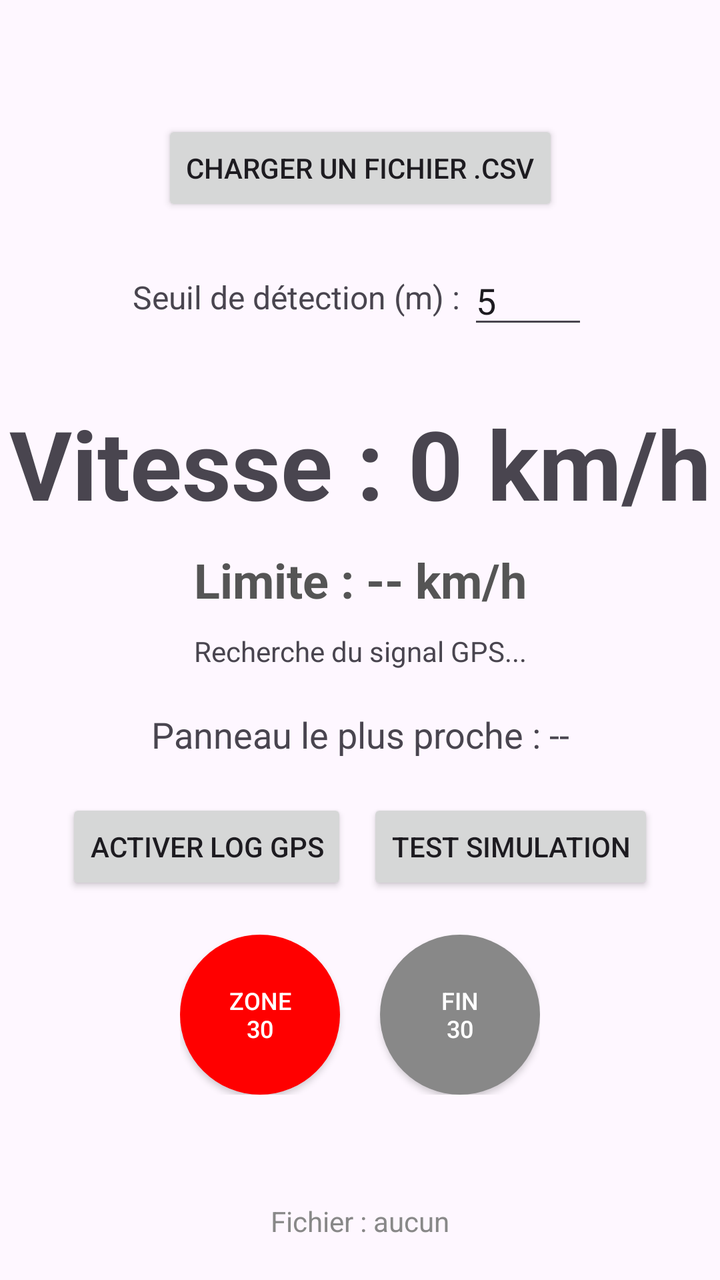
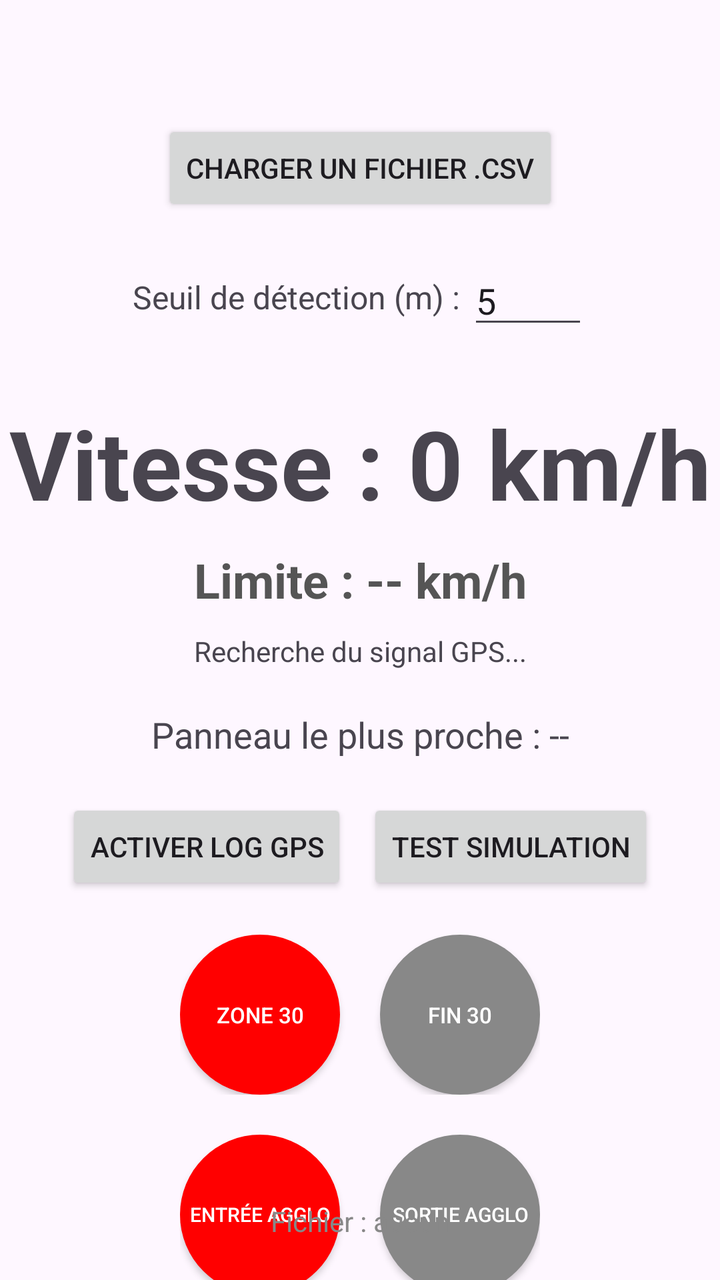

Before-and-after screenshots of an Android layout around one commit, followed by the original layout XML and the change that was made.
<!-- AndroidManifest.xml: application theme Theme.VMAdetect -->
<!-- res/layout/activity_main.xml -->
<?xml version="1.0" encoding="utf-8"?>
<androidx.constraintlayout.widget.ConstraintLayout xmlns:android="http://schemas.android.com/apk/res/android"
    xmlns:app="http://schemas.android.com/apk/res-auto"
    xmlns:tools="http://schemas.android.com/tools"
    android:id="@+id/main"
    android:layout_width="match_parent"
    android:layout_height="match_parent"
    tools:context=".MainActivity">

    <Button
        android:id="@+id/btn_load_csv"
        android:layout_width="wrap_content"
        android:layout_height="wrap_content"
        android:text="Charger un fichier .csv"
        app:layout_constraintEnd_toEndOf="parent"
        app:layout_constraintStart_toStartOf="parent"
        app:layout_constraintTop_toTopOf="parent"
        android:layout_marginTop="60dp"/>

    <LinearLayout
        android:id="@+id/layout_threshold"
        android:layout_width="wrap_content"
        android:layout_height="wrap_content"
        android:orientation="horizontal"
        android:layout_marginTop="20dp"
        android:gravity="center_vertical"
        app:layout_constraintEnd_toEndOf="parent"
        app:layout_constraintStart_toStartOf="parent"
        app:layout_constraintTop_toBottomOf="@id/btn_load_csv">

        <TextView
            android:layout_width="wrap_content"
            android:layout_height="wrap_content"
            android:text="Seuil de détection (m) : "
            android:textSize="16sp" />

        <EditText
            android:id="@+id/et_threshold"
            android:layout_width="60dp"
            android:layout_height="wrap_content"
            android:inputType="numberDecimal"
            android:text="5"
            android:textAlignment="center" />
    </LinearLayout>

    <TextView
        android:id="@+id/tv_speed"
        android:layout_width="wrap_content"
        android:layout_height="wrap_content"
        android:layout_marginTop="30dp"
        android:text="Vitesse : 0 km/h"
        android:textSize="48sp"
        android:textStyle="bold"
        app:layout_constraintEnd_toEndOf="parent"
        app:layout_constraintStart_toStartOf="parent"
        app:layout_constraintTop_toBottomOf="@id/layout_threshold" />

    <TextView
        android:id="@+id/tv_speed_limit"
        android:layout_width="wrap_content"
        android:layout_height="wrap_content"
        android:layout_marginTop="10dp"
        android:text="Limite : -- km/h"
        android:textSize="24sp"
        android:textColor="#555555"
        android:textStyle="bold"
        app:layout_constraintEnd_toEndOf="parent"
        app:layout_constraintStart_toStartOf="parent"
        app:layout_constraintTop_toBottomOf="@id/tv_speed" />

    <TextView
        android:id="@+id/tv_location"
        android:layout_width="wrap_content"
        android:layout_height="wrap_content"
        android:layout_marginTop="10dp"
        android:text="Recherche du signal GPS..."
        android:textSize="14sp"
        android:textStyle="normal"
        android:gravity="center"
        app:layout_constraintEnd_toEndOf="parent"
        app:layout_constraintStart_toStartOf="parent"
        app:layout_constraintTop_toBottomOf="@id/tv_speed_limit" />

    <TextView
        android:id="@+id/tv_nearest_panneau"
        android:layout_width="wrap_content"
        android:layout_height="wrap_content"
        android:layout_marginTop="20dp"
        android:text="Panneau le plus proche : --"
        android:textSize="18sp"
        android:gravity="center"
        app:layout_constraintEnd_toEndOf="parent"
        app:layout_constraintStart_toStartOf="parent"
        app:layout_constraintTop_toBottomOf="@id/tv_location" />

    <LinearLayout
        android:id="@+id/layout_controls"
        android:layout_width="wrap_content"
        android:layout_height="wrap_content"
        android:layout_marginTop="20dp"
        android:orientation="horizontal"
        app:layout_constraintEnd_toEndOf="parent"
        app:layout_constraintStart_toStartOf="parent"
        app:layout_constraintTop_toBottomOf="@id/tv_nearest_panneau">

        <Button
            android:id="@+id/btn_toggle_log"
            android:layout_width="wrap_content"
            android:layout_height="wrap_content"
            android:layout_marginEnd="10dp"
            android:text="Activer Log GPS" />

        <Button
            android:id="@+id/btn_test_simu"
            android:layout_width="wrap_content"
            android:layout_height="wrap_content"
            android:text="Test Simulation" />
    </LinearLayout>

    <LinearLayout
        android:id="@+id/layout_zone30"
        android:layout_width="wrap_content"
        android:layout_height="wrap_content"
        android:layout_marginTop="20dp"
        android:orientation="horizontal"
        app:layout_constraintEnd_toEndOf="parent"
        app:layout_constraintStart_toStartOf="parent"
        app:layout_constraintTop_toBottomOf="@id/layout_controls">

        <Button
            android:id="@+id/btn_zone30"
            android:layout_width="80dp"
            android:layout_height="80dp"
            android:layout_marginEnd="20dp"
            android:background="@drawable/round_button"
            android:text="Zone\n30"
            android:textColor="#FFFFFF"
            android:textSize="12sp"
            app:backgroundTint="@null" />

        <Button
            android:id="@+id/btn_fin_zone30"
            android:layout_width="80dp"
            android:layout_height="80dp"
            android:background="@drawable/round_button_gray"
            android:text="Fin\n30"
            android:textColor="#FFFFFF"
            android:textSize="12sp"
            app:backgroundTint="@null" />
    </LinearLayout>

    <TextView
        android:id="@+id/tv_csv_filename"
        android:layout_width="0dp"
        android:layout_height="wrap_content"
        android:layout_marginBottom="20dp"
        android:gravity="center"
        android:text="Fichier : aucun"
        android:textSize="14sp"
        android:textColor="#888888"
        app:layout_constraintBottom_toBottomOf="parent"
        app:layout_constraintEnd_toEndOf="parent"
        app:layout_constraintStart_toStartOf="parent" />

</androidx.constraintlayout.widget.ConstraintLayout>
<!-- resources referenced by this layout -->
<resources>
  <!-- drawable round_button (drawable) -->
  <?xml version="1.0" encoding="utf-8"?>
  <ripple xmlns:android="http://schemas.android.com/apk/res/android"
      android:color="?attr/colorControlHighlight">
      <item>
          <shape android:shape="oval">
              <solid android:color="#FF0000" />
              <size android:width="80dp" android:height="80dp" />
          </shape>
      </item>
  </ripple>
  <!-- drawable round_button_gray (drawable) -->
  <?xml version="1.0" encoding="utf-8"?>
  <ripple xmlns:android="http://schemas.android.com/apk/res/android"
      android:color="?attr/colorControlHighlight">
      <item>
          <shape android:shape="oval">
              <solid android:color="#888888" />
              <size android:width="80dp" android:height="80dp" />
          </shape>
      </item>
  </ripple>
  <style name="Theme.VMAdetect" parent="Base.Theme.VMAdetect" />
  <style name="Base.Theme.VMAdetect" parent="Theme.Material3.DayNight.NoActionBar">
          
          
      </style>
</resources>

<!-- the commit's change to res/layout/activity_main.xml (unified diff, before → after) -->
@@ -133,9 +133,11 @@
             android:layout_height="80dp"
             android:layout_marginEnd="20dp"
             android:background="@drawable/round_button"
-            android:text="Zone\n30"
-            android:textColor="#FFFFFF"
-            android:textSize="12sp"
+            android:maxLines="1"
+            android:padding="0dp"
+            android:text="@string/btn_zone30"
+            android:textColor="#FFFFFF"
+            android:textSize="11sp"
             app:backgroundTint="@null" />
 
         <Button
@@ -143,9 +145,112 @@
             android:layout_width="80dp"
             android:layout_height="80dp"
             android:background="@drawable/round_button_gray"
-            android:text="Fin\n30"
-            android:textColor="#FFFFFF"
-            android:textSize="12sp"
+            android:maxLines="1"
+            android:padding="0dp"
+            android:text="@string/btn_fin_zone30"
+            android:textColor="#FFFFFF"
+            android:textSize="11sp"
+            app:backgroundTint="@null" />
+    </LinearLayout>
+
+    <LinearLayout
+        android:id="@+id/layout_agglo"
+        android:layout_width="wrap_content"
+        android:layout_height="wrap_content"
+        android:layout_marginTop="20dp"
+        android:orientation="horizontal"
+        app:layout_constraintEnd_toEndOf="parent"
+        app:layout_constraintStart_toStartOf="parent"
+        app:layout_constraintTop_toBottomOf="@id/layout_zone30">
+
+        <Button
+            android:id="@+id/btn_agglo_entree"
+            android:layout_width="80dp"
+            android:layout_height="80dp"
+            android:layout_marginEnd="20dp"
+            android:background="@drawable/round_button"
+            android:maxLines="1"
+            android:padding="0dp"
+            android:text="@string/btn_agglo_entree"
+            android:textColor="#FFFFFF"
+            android:textSize="10sp"
+            app:backgroundTint="@null" />
+
+        <Button
+            android:id="@+id/btn_agglo_sortie"
+            android:layout_width="80dp"
+            android:layout_height="80dp"
+            android:background="@drawable/round_button_gray"
+            android:maxLines="1"
+            android:padding="0dp"
+            android:text="@string/btn_agglo_sortie"
+            android:textColor="#FFFFFF"
+            android:textSize="10sp"
+            app:backgroundTint="@null" />
+    </LinearLayout>
+
+    <LinearLayout
+        android:id="@+id/layout_limits"
+        android:layout_width="wrap_content"
+        android:layout_height="wrap_content"
+        android:layout_marginTop="20dp"
+        android:orientation="horizontal"
+        app:layout_constraintEnd_toEndOf="parent"
+        app:layout_constraintStart_toStartOf="parent"
+        app:layout_constraintTop_toBottomOf="@id/layout_agglo">
+
+        <Button
+            android:id="@+id/btn_limit_30"
+            android:layout_width="75dp"
+            android:layout_height="75dp"
+            android:layout_marginEnd="10dp"
+            android:background="@drawable/round_button_white_red"
+            android:maxLines="1"
+            android:padding="0dp"
+            android:text="@string/limit_30"
+            android:textColor="#000000"
+            android:textSize="22sp"
+            android:textStyle="bold"
+            app:backgroundTint="@null" />
+
+        <Button
+            android:id="@+id/btn_limit_50"
+            android:layout_width="75dp"
+            android:layout_height="75dp"
+            android:layout_marginEnd="10dp"
+            android:background="@drawable/round_button_white_red"
+            android:maxLines="1"
+            android:padding="0dp"
+            android:text="@string/limit_50"
+            android:textColor="#000000"
+            android:textSize="22sp"
+            android:textStyle="bold"
+            app:backgroundTint="@null" />
+
+        <Button
+            android:id="@+id/btn_limit_70"
+            android:layout_width="75dp"
+            android:layout_height="75dp"
+            android:layout_marginEnd="10dp"
+            android:background="@drawable/round_button_white_red"
+            android:maxLines="1"
+            android:padding="0dp"
+            android:text="@string/limit_70"
+            android:textColor="#000000"
+            android:textSize="22sp"
+            android:textStyle="bold"
+            app:backgroundTint="@null" />
+
+        <Button
+            android:id="@+id/btn_limit_fin"
+            android:layout_width="75dp"
+            android:layout_height="75dp"
+            android:background="@drawable/round_button_white_black_bar"
+            android:maxLines="1"
+            android:padding="0dp"
+            android:text="@string/limit_fin"
+            android:textColor="#000000"
+            android:textSize="14sp"
             app:backgroundTint="@null" />
     </LinearLayout>
 
<!-- resource entries referenced after the edit -->
@@ -22,6 +22,49 @@
           </shape>
       </item>
   </ripple>
+  <!-- drawable round_button_white_black_bar (drawable) -->
+  <?xml version="1.0" encoding="utf-8"?>
+  <ripple xmlns:android="http://schemas.android.com/apk/res/android"
+      android:color="?attr/colorControlHighlight">
+      <item>
+          <layer-list>
+              <item>
+                  <shape android:shape="oval">
+                      <solid android:color="#FFFFFF" />
+                      <stroke android:width="2dp" android:color="#000000" />
+                      <size android:width="80dp" android:height="80dp" />
+                  </shape>
+              </item>
+              <item android:top="38dp" android:bottom="38dp" android:left="5dp" android:right="5dp">
+                  <rotate android:fromDegrees="-45">
+                      <shape android:shape="rectangle">
+                          <solid android:color="#000000" />
+                      </shape>
+                  </rotate>
+              </item>
+          </layer-list>
+      </item>
+  </ripple>
+  <!-- drawable round_button_white_red (drawable) -->
+  <?xml version="1.0" encoding="utf-8"?>
+  <ripple xmlns:android="http://schemas.android.com/apk/res/android"
+      android:color="?attr/colorControlHighlight">
+      <item>
+          <shape android:shape="oval">
+              <solid android:color="#FFFFFF" />
+              <stroke android:width="6dp" android:color="#FF0000" />
+              <size android:width="80dp" android:height="80dp" />
+          </shape>
+      </item>
+  </ripple>
+  <string name="btn_agglo_entree">Entrée Agglo</string>
+  <string name="btn_agglo_sortie">Sortie Agglo</string>
+  <string name="btn_fin_zone30">Fin 30</string>
+  <string name="btn_zone30">Zone 30</string>
+  <string name="limit_30">30</string>
+  <string name="limit_50">50</string>
+  <string name="limit_70">70</string>
+  <string name="limit_fin">Fin</string>
   <style name="Theme.VMAdetect" parent="Base.Theme.VMAdetect" />
   <style name="Base.Theme.VMAdetect" parent="Theme.Material3.DayNight.NoActionBar">
           
